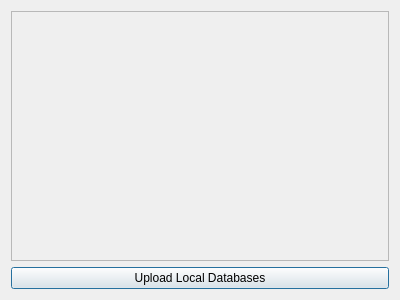
eppenney/eBook-Perpetual-Access-Rights-Tracker, file src/user_interface/english_manageDatabase.ui: the form before one commit.
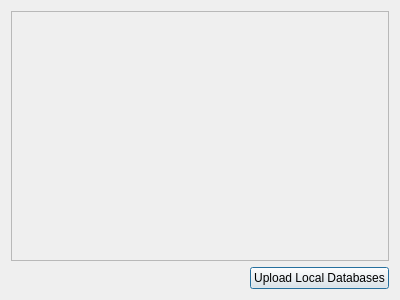
The form after the commit.

Commit message: Bug fixes for manageDatabase not removing files correctly and not scrolling.

Patch:
```diff
--- a/src/user_interface/english_manageDatabase.ui
+++ b/src/user_interface/english_manageDatabase.ui
@@ -13,7 +13,7 @@
   <property name="windowTitle">
    <string>Dialog</string>
   </property>
-  <layout class="QGridLayout" name="verticalLayout">
+  <layout class="QVBoxLayout" name="verticalLayout">
    <item>
     <widget class="QScrollArea" name="scrollArea">
      <widget class="QWidget" name="scrollAreaWidgetContents">
@@ -30,11 +30,28 @@
     </widget>
    </item>
    <item>
+    <layout class="QHBoxLayout" name="horizontalLayout">
+     <item>
+      <spacer name="horizontalSpacer">
+       <property name="orientation">
+        <enum>Qt::Horizontal</enum>
+       </property>
+       <property name="sizeHint" stdset="0">
+        <size>
+         <width>40</width>
+         <height>20</height>
+        </size>
+       </property>
+      </spacer>
+     </item>
+     <item>
     <widget class="QPushButton" name="uploadButton">
      <property name="text">
       <string>Upload Local Databases</string>
      </property>
     </widget>
+     </item>
+    </layout>
    </item>
   </layout>
  </widget>
```
Left out of the diff: 3 changed lines with no effect on the pictures. Lines whose indentation alone changed are shown as unchanged. The commit also changes 1 other file.
